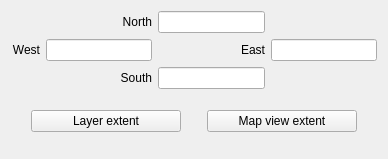
First picture: the form in src/ui/qgsextentgroupboxwidget.ui, repository carsmie/QGIS, before the edit.
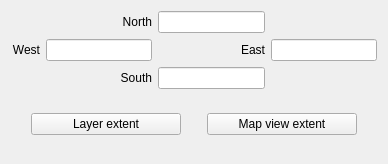
Second picture: the form after the edit.

```diff
--- a/src/ui/qgsextentgroupboxwidget.ui
+++ b/src/ui/qgsextentgroupboxwidget.ui
@@ -7,7 +7,7 @@
     <x>0</x>
     <y>0</y>
     <width>388</width>
-    <height>159</height>
+    <height>164</height>
    </rect>
   </property>
   <property name="windowTitle">
```
Left out of the diff: 8 changed lines with no effect on the pictures.
